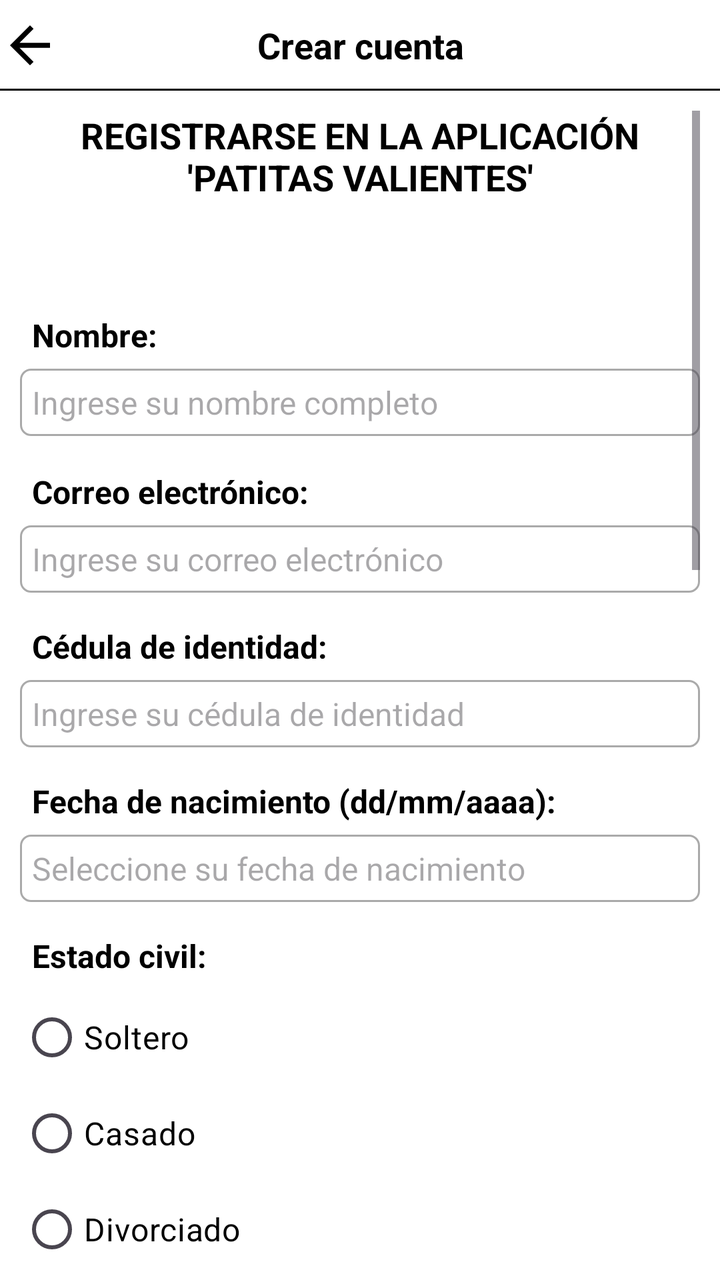
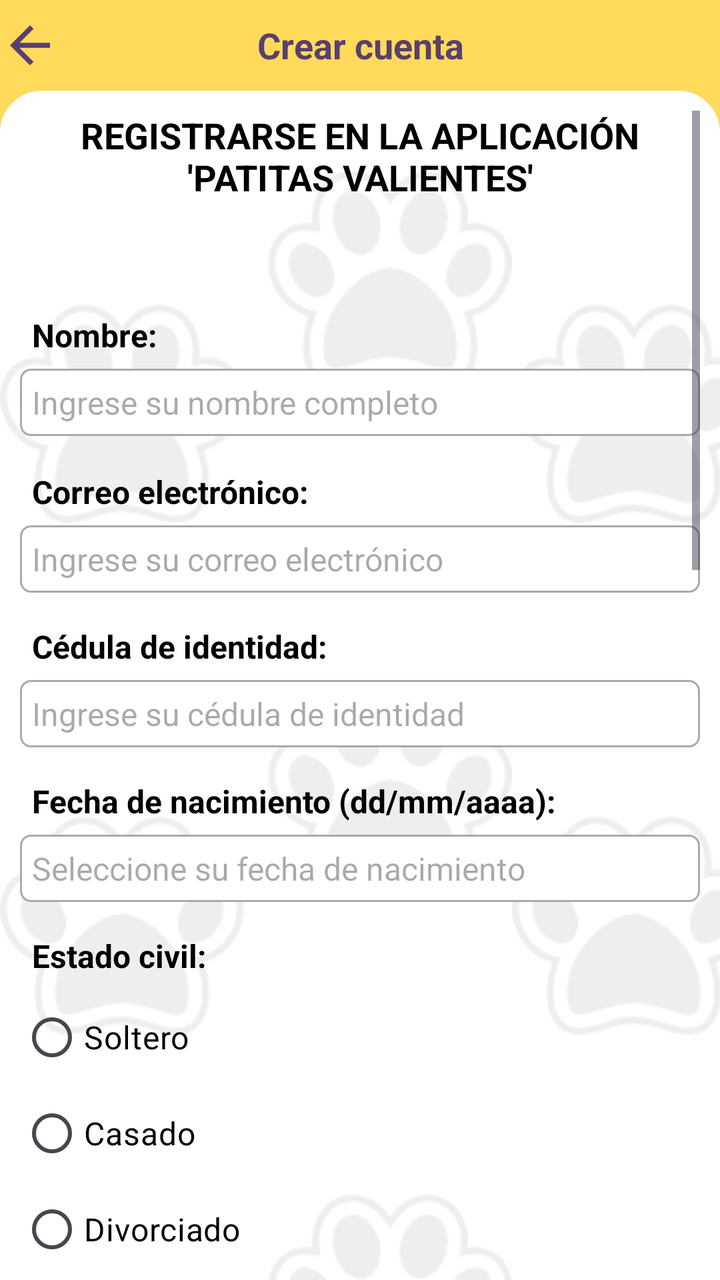

Before-and-after screenshots of an Android layout around one commit, followed by the original layout XML and the change that was made.
<!-- AndroidManifest.xml: application theme Theme.TIC_PV -->
<!-- res/layout/activity_crear_cuenta.xml -->
<?xml version="1.0" encoding="utf-8"?>
<RelativeLayout xmlns:android="http://schemas.android.com/apk/res/android"
    xmlns:app="http://schemas.android.com/apk/res-auto"
    xmlns:tools="http://schemas.android.com/tools"
    android:id="@+id/main"
    android:layout_width="match_parent"
    android:layout_height="match_parent"
    android:background="@color/white"
    android:fitsSystemWindows="true"
    android:fillViewport="true"
    android:focusableInTouchMode="true"
    tools:context=".Vista.CrearCuentaActivity">

    <RelativeLayout
        android:layout_width="match_parent"
        android:layout_height="wrap_content"
        android:id="@+id/lYSuperiorCrearCuenta"
        android:background="@color/white"
        android:orientation="horizontal">

        <ImageView
            android:layout_width="30dp"
            android:layout_height="30dp"
            android:id="@+id/iVRegresarCrearCuenta"
            android:layout_centerVertical="true"
            android:foreground="?android:attr/selectableItemBackgroundBorderless"
            android:background="@drawable/ic_retroceder"
            android:clickable="true"
            android:backgroundTint="@color/black"/>

        <TextView
            android:layout_width="match_parent"
            android:layout_height="wrap_content"
            android:id="@+id/tVTituloCrearCuenta"
            android:textSize="18sp"
            android:layout_centerVertical="true"
            android:textAlignment="center"
            android:textStyle="bold"
            android:textColor="@color/black"
            android:text="Crear cuenta"/>

        <View
            android:id="@+id/viewTituloCrearCuenta"
            android:layout_width="match_parent"
            android:layout_height="1dp"
            android:layout_marginTop="20dp"
            android:layout_below="@+id/tVTituloCrearCuenta"
            android:background="@color/black" />

    </RelativeLayout>

    <FrameLayout
        android:layout_width="match_parent"
        android:layout_height="match_parent"
        android:padding="10dp"
        android:layout_below="@+id/lYSuperiorCrearCuenta">

        <ScrollView
            android:layout_width="match_parent"
            android:layout_height="match_parent"
            android:id="@+id/scrollCrearCuenta">

            <RelativeLayout
                android:layout_width="match_parent"
                android:layout_height="wrap_content"
                android:background="@color/white">

                <TextView
                    android:id="@+id/textEncabezado"
                    android:layout_width="match_parent"
                    android:layout_height="wrap_content"
                    android:text="REGISTRARSE EN LA APLICACIÓN\n'PATITAS VALIENTES'"
                    android:textAlignment="center"
                    android:textColor="@color/black"
                    android:textAppearance="@style/TextAppearance.AppCompat.Medium"
                    android:textStyle="bold" />

                <TextView
                    android:id="@+id/textNombre"
                    android:layout_width="match_parent"
                    android:layout_height="wrap_content"
                    android:layout_below="@id/textEncabezado"
                    android:layout_marginTop="50dp"
                    android:padding="6dp"
                    android:text="Nombre:"
                    android:textColor="@color/black"
                    android:textStyle="bold"
                    android:maxLength="50"
                    android:textSize="16sp" />

                <EditText
                    android:id="@+id/nombreUsuario"
                    android:layout_width="match_parent"
                    android:layout_height="wrap_content"
                    android:layout_below="@id/textNombre"
                    android:background="@drawable/border"
                    android:ems="10"
                    android:hint="Ingrese su nombre completo"
                    android:inputType="text|textPersonName"
                    android:padding="6dp"
                    android:textSize="16sp"
                    android:maxLength="50"
                    android:digits="abcdefghijklmnopqrstuvwxyzABCDEFGHIJKLMNOPQRSTUVWXYZáéíóúÁÉÍÓÚñÑ "/>

                <TextView
                    android:id="@+id/textCorreo"
                    android:layout_width="match_parent"
                    android:layout_height="wrap_content"
                    android:layout_below="@id/nombreUsuario"
                    android:layout_marginTop="11dp"
                    android:padding="6dp"
                    android:text="Correo electrónico:"
                    android:textColor="@color/black"
                    android:textSize="16sp"
                    android:textStyle="bold" />

                <EditText
                    android:id="@+id/correoUsuario"
                    android:layout_width="match_parent"
                    android:layout_height="wrap_content"
                    android:layout_below="@id/textCorreo"
                    android:background="@drawable/border"
                    android:ems="10"
                    android:hint="Ingrese su correo electrónico"
                    android:inputType="text|textWebEmailAddress"
                    android:padding="6dp"
                    android:textSize="16sp" />

                <TextView
                    android:id="@+id/tVErrorCorreoUsuario"
                    android:layout_width="match_parent"
                    android:layout_height="wrap_content"
                    android:layout_below="@id/correoUsuario"
                    android:text="* Por favor, ingrese un correo válido"
                    android:textStyle="italic"
                    android:visibility="gone"
                    android:textColor="@android:color/holo_red_light"/>

                <TextView
                    android:id="@+id/textCedula"
                    android:layout_width="match_parent"
                    android:layout_height="wrap_content"
                    android:layout_below="@id/tVErrorCorreoUsuario"
                    android:layout_marginTop="10dp"
                    android:padding="6dp"
                    android:text="Cédula de identidad:"
                    android:textColor="@color/black"
                    android:textStyle="bold"
                    android:textSize="16sp" />

                <EditText
                    android:id="@+id/cedulaUsuario"
                    android:layout_width="match_parent"
                    android:layout_height="wrap_content"
                    android:layout_below="@id/textCedula"
                    android:background="@drawable/border"
                    android:ems="10"
                    android:hint="Ingrese su cédula de identidad"
                    android:inputType="number"
                    android:maxLength="10"
                    android:padding="6dp"
                    android:textSize="16sp" />

                <TextView
                    android:id="@+id/tVErrorCedulaUsuario"
                    android:layout_width="match_parent"
                    android:layout_height="wrap_content"
                    android:layout_below="@id/cedulaUsuario"
                    android:text="* Por favor, ingrese una cédula válida"
                    android:textStyle="italic"
                    android:visibility="gone"
                    android:textColor="@android:color/holo_red_light"/>

                <TextView
                    android:id="@+id/textFechaNac"
                    android:layout_width="match_parent"
                    android:layout_height="wrap_content"
                    android:layout_below="@id/tVErrorCedulaUsuario"
                    android:layout_marginTop="10dp"
                    android:padding="6dp"
                    android:text="Fecha de nacimiento (dd/mm/aaaa):"
                    android:textColor="@color/black"
                    android:textStyle="bold"
                    android:focusable="true"
                    android:focusableInTouchMode="true"
                    android:textSize="16sp" />

                <EditText
                    android:id="@+id/fechaNacUsuario"
                    android:layout_width="match_parent"
                    android:layout_height="wrap_content"
                    android:layout_below="@id/textFechaNac"
                    android:background="@drawable/border"
                    android:ems="10"
                    android:hint="Seleccione su fecha de nacimiento"
                    android:focusable="false"
                    android:focusableInTouchMode="false"
                    android:inputType="datetime|date"
                    android:padding="6dp"
                    android:textSize="16sp" />

                <TextView
                    android:id="@+id/textEstadoCiv"
                    android:layout_width="match_parent"
                    android:layout_height="wrap_content"
                    android:layout_below="@id/fechaNacUsuario"
                    android:layout_marginTop="10dp"
                    android:padding="6dp"
                    android:text="Estado civil:"
                    android:textColor="@color/black"
                    android:textStyle="bold"
                    android:focusable="true"
                    android:focusableInTouchMode="true"
                    android:textSize="16sp" />

                <RadioGroup
                    android:id="@+id/estadoCivOps"
                    android:layout_width="match_parent"
                    android:layout_height="wrap_content"
                    android:layout_below="@id/textEstadoCiv"
                    android:orientation="vertical">

                    <RadioButton
                        android:id="@+id/opcionSoltero"
                        android:layout_width="match_parent"
                        android:layout_height="wrap_content"
                        android:layout_weight="1"
                        android:text="Soltero"
                        android:textColor="@color/black"
                        android:textSize="16sp" />

                    <RadioButton
                        android:id="@+id/opcionCasado"
                        android:layout_width="match_parent"
                        android:layout_height="wrap_content"
                        android:layout_weight="1"
                        android:text="Casado"
                        android:textColor="@color/black"
                        android:textSize="16sp" />

                    <RadioButton
                        android:id="@+id/opcionDivorciado"
                        android:layout_width="match_parent"
                        android:layout_height="wrap_content"
                        android:layout_weight="1"
                        android:text="Divorciado"
                        android:textColor="@color/black"
                        android:textSize="16sp" />

                    <RadioButton
                        android:id="@+id/opcionViudo"
                        android:layout_width="match_parent"
                        android:layout_height="wrap_content"
                        android:layout_weight="1"
                        android:text="Viudo"
                        android:textColor="@color/black"
                        android:textSize="16sp" />

                    <RadioButton
                        android:id="@+id/opcionUnion"
                        android:layout_width="match_parent"
                        android:layout_height="wrap_content"
                        android:layout_weight="1"
                        android:text="Unión de hecho"
                        android:textColor="@color/black"
                        android:textSize="16sp" />
                </RadioGroup>

                <TextView
                    android:id="@+id/textOcupacion"
                    android:layout_width="match_parent"
                    android:layout_height="wrap_content"
                    android:layout_below="@id/estadoCivOps"
                    android:layout_marginTop="10dp"
                    android:padding="6dp"
                    android:text="Profesión/Ocupación:"
                    android:textColor="@color/black"
                    android:textStyle="bold"
                    android:textSize="16sp" />

                <EditText
                    android:id="@+id/ocupacionUsuario"
                    android:layout_width="match_parent"
                    android:layout_height="wrap_content"
                    android:layout_below="@id/textOcupacion"
                    android:background="@drawable/border"
                    android:ems="10"
                    android:hint="Ingrese su profesión/ocupación"
                    android:inputType="text"
                    android:padding="6dp"
                    android:textSize="16sp" />

                <TextView
                    android:id="@+id/textTelefono"
                    android:layout_width="match_parent"
                    android:layout_height="wrap_content"
                    android:layout_below="@id/ocupacionUsuario"
                    android:layout_marginTop="10dp"
                    android:padding="6dp"
                    android:text="Número de teléfono/celular:"
                    android:textColor="@color/black"
                    android:textStyle="bold"
                    android:textSize="16sp" />

                <EditText
                    android:id="@+id/telefonoUsuario"
                    android:layout_width="match_parent"
                    android:layout_height="wrap_content"
                    android:layout_below="@id/textTelefono"
                    android:background="@drawable/border"
                    android:ems="10"
                    android:hint="Ingrese su número de teléfono/celular"
                    android:inputType="number"
                    android:padding="6dp"
                    android:maxLength="10"
                    android:textSize="16sp" />

                <TextView
                    android:id="@+id/tVErrorTelefonoUsuario"
                    android:layout_width="match_parent"
                    android:layout_height="wrap_content"
                    android:layout_below="@id/telefonoUsuario"
                    android:text="* Por favor, ingrese un número de teléfono válido"
                    android:textStyle="italic"
                    android:visibility="gone"
                    android:textColor="@android:color/holo_red_light"/>

                <TextView
                    android:id="@+id/textInsta"
                    android:layout_width="match_parent"
                    android:layout_height="wrap_content"
                    android:layout_below="@id/tVErrorTelefonoUsuario"
                    android:layout_marginTop="10dp"
                    android:padding="6dp"
                    android:text="Usuario de Instagram (opcional):"
                    android:textColor="@color/black"
                    android:textStyle="bold"
                    android:textSize="16sp" />

                <EditText
                    android:id="@+id/instaUsuario"
                    android:layout_width="match_parent"
                    android:layout_height="wrap_content"
                    android:layout_below="@id/textInsta"
                    android:background="@drawable/border"
                    android:ems="10"
                    android:hint="Ejemplo: @patitasvalientes"
                    android:inputType="text"
                    android:padding="6dp"
                    android:textSize="16sp" />

                <TextView
                    android:id="@+id/textFB"
                    android:layout_width="match_parent"
                    android:layout_height="wrap_content"
                    android:layout_below="@id/instaUsuario"
                    android:layout_marginTop="10dp"
                    android:padding="6dp"
                    android:text="Nombre en Facebook (opcional):"
                    android:textColor="@color/black"
                    android:textStyle="bold"
                    android:textSize="16sp" />

                <EditText
                    android:id="@+id/fbUsuario"
                    android:layout_width="match_parent"
                    android:layout_height="wrap_content"
                    android:layout_below="@id/textFB"
                    android:background="@drawable/border"
                    android:ems="10"
                    android:hint="Ingrese su nombre de Facebook"
                    android:inputType="text"
                    android:padding="6dp"
                    android:textSize="16sp" />

                <TextView
                    android:id="@+id/textClave"
                    android:layout_width="match_parent"
                    android:layout_height="wrap_content"
                    android:layout_below="@id/fbUsuario"
                    android:layout_marginTop="10dp"
                    android:padding="6dp"
                    android:text="Contraseña:"
                    android:textColor="@color/black"
                    android:textStyle="bold"
                    android:textSize="16sp" />

                <TextView
                    android:id="@+id/textClaveIndic"
                    android:layout_width="match_parent"
                    android:layout_height="wrap_content"
                    android:layout_below="@id/textClave"
                    android:padding="6dp"
                    android:text="La contraseña debe contar con un mínimo de 8 caracteres, un máximo de 15 caracteres, letras mayúsculas, minúsculas, números y caracteres especiales (@,-,_,#,*)"
                    android:textColor="@color/black"
                    android:textStyle="italic"
                    android:textSize="14sp" />

                <EditText
                    android:id="@+id/claveUsuario"
                    android:layout_width="match_parent"
                    android:layout_height="wrap_content"
                    android:layout_below="@id/textClaveIndic"
                    android:layout_alignParentStart="true"
                    android:layout_toEndOf="@+id/iVVerClaveCrearCuenta"
                    android:layout_toStartOf="@+id/iVVerClaveCrearCuenta"
                    android:background="@drawable/border"
                    android:ems="10"
                    android:hint="Ejemplo: Hola@1234"
                    android:inputType="text|textPassword"
                    android:layout_marginBottom="10dp"
                    android:padding="6dp"
                    android:maxLength="15"
                    android:textSize="16sp" />

                <ImageView
                    android:layout_width="30dp"
                    android:layout_height="30dp"
                    android:layout_marginRight="10dp"
                    android:layout_alignParentEnd="true"
                    android:layout_marginStart="10dp"
                    android:layout_below="@+id/textClaveIndic"
                    android:id="@+id/iVVerClaveCrearCuenta"/>

                <TextView
                    android:id="@+id/tVMaxCaracteres"
                    android:layout_width="match_parent"
                    android:layout_height="wrap_content"
                    android:layout_below="@id/claveUsuario"
                    android:text="✔ Al menos 8 caracteres"
                    android:textColor="@android:color/holo_red_light" />

                <TextView
                    android:id="@+id/tVMinusculas"
                    android:layout_width="match_parent"
                    android:layout_height="wrap_content"
                    android:layout_below="@+id/tVMaxCaracteres"
                    android:text="✔ Al menos una letra minúscula"
                    android:textColor="@android:color/holo_red_light" />

                <TextView
                    android:id="@+id/tVMayusculas"
                    android:layout_width="match_parent"
                    android:layout_height="wrap_content"
                    android:layout_below="@+id/tVMinusculas"
                    android:text="✔ Al menos una letra mayúscula"
                    android:textColor="@android:color/holo_red_light" />

                <TextView
                    android:id="@+id/tVNumero"
                    android:layout_width="match_parent"
                    android:layout_height="wrap_content"
                    android:layout_below="@+id/tVMayusculas"
                    android:text="✔ Al menos un número"
                    android:textColor="@android:color/holo_red_light" />

                <TextView
                    android:id="@+id/tVCaracterEspecial"
                    android:layout_width="match_parent"
                    android:layout_height="wrap_content"
                    android:layout_below="@+id/tVNumero"
                    android:text="✔ Al menos un carácter especial"
                    android:textColor="@android:color/holo_red_light" />

                <TextView
                    android:id="@+id/textClaveConfir"
                    android:layout_width="match_parent"
                    android:layout_height="wrap_content"
                    android:layout_below="@id/tVCaracterEspecial"
                    android:layout_marginTop="10dp"
                    android:padding="6dp"
                    android:text="Confirmación de contraseña:"
                    android:textColor="@color/black"
                    android:textStyle="bold"
                    android:textSize="16sp" />

                <EditText
                    android:id="@+id/claveUsuarioConfir"
                    android:layout_width="match_parent"
                    android:layout_height="wrap_content"
                    android:layout_below="@id/textClaveConfir"
                    android:layout_alignParentStart="true"
                    android:layout_toEndOf="@+id/iVVerConfirCrearCuenta"
                    android:layout_toStartOf="@+id/iVVerConfirCrearCuenta"
                    android:background="@drawable/border"
                    android:ems="10"
                    android:hint="Vuelva a ingresar su contraseña"
                    android:inputType="text|textPassword"
                    android:padding="6dp"
                    android:maxLength="15"
                    android:textSize="16sp" />

                <ImageView
                    android:layout_width="30dp"
                    android:layout_height="30dp"
                    android:layout_marginRight="10dp"
                    android:layout_alignParentEnd="true"
                    android:layout_marginStart="10dp"
                    android:layout_below="@+id/textClaveConfir"
                    android:id="@+id/iVVerConfirCrearCuenta"/>

                <TextView
                    android:id="@+id/tVErrorConfirClave"
                    android:layout_width="match_parent"
                    android:layout_height="wrap_content"
                    android:layout_below="@id/claveUsuarioConfir"
                    android:text="* Las contraseñas no coinciden"
                    android:textStyle="italic"
                    android:visibility="gone"
                    android:textColor="@android:color/holo_red_light"/>

                <Button
                    android:id="@+id/btnSiguienteReg"
                    android:layout_width="wrap_content"
                    android:layout_height="wrap_content"
                    android:layout_below="@id/tVErrorConfirClave"
                    android:layout_marginTop="30dp"
                    android:layout_marginBottom="30dp"
                    android:layout_centerHorizontal="true"
                    android:text="SIGUIENTE"
                    android:textStyle="bold"
                    android:textSize="12sp" />

                <ProgressBar
                    android:id="@+id/barraProgresoCrearCuentaUsuario"
                    android:layout_width="match_parent"
                    android:layout_height="match_parent"
                    style="?android:attr/progressBarStyleLarge"
                    android:layout_centerHorizontal="true"
                    android:layout_above="@+id/btnSiguienteReg"
                    android:layout_marginBottom="16dp"
                    android:elevation="10dp"
                    android:visibility="gone"/>


            </RelativeLayout>

        </ScrollView>

    </FrameLayout>


</RelativeLayout>
<!-- resources referenced by this layout -->
<resources>
  <color name="black">#FF000000</color>
  <color name="white">#FFFFFFFF</color>
  <!-- drawable border (drawable) -->
  <?xml version="1.0" encoding="utf-8"?>
  <shape xmlns:android="http://schemas.android.com/apk/res/android">
      
      <solid android:color="#FFFFFF"/>
  
      
      <stroke android:width="1dp" android:color="#AAAAAA"/>
  
      
      <corners android:radius="5dp"/>
  </shape>
  <!-- drawable ic_retroceder (drawable) -->
  <vector xmlns:android="http://schemas.android.com/apk/res/android" android:autoMirrored="true" android:height="24dp" android:tint="#FFFFFF" android:viewportHeight="24" android:viewportWidth="24" android:width="24dp">
        
      <path android:fillColor="@android:color/white" android:pathData="M20,11H7.83l5.59,-5.59L12,4l-8,8 8,8 1.41,-1.41L7.83,13H20v-2z"/>
      
  </vector>
  <style name="Theme.TIC_PV" parent="Base.Theme.TIC_PV" />
  <style name="Base.Theme.TIC_PV" parent="Theme.Material3.DayNight.NoActionBar">
          
          
  
  
  
  
  
  
  
  
      </style>
</resources>

<!-- the commit's change to res/layout/activity_crear_cuenta.xml (unified diff, before → after) -->
@@ -5,7 +5,7 @@
     android:id="@+id/main"
     android:layout_width="match_parent"
     android:layout_height="match_parent"
-    android:background="@color/white"
+    android:background="@color/yellow"
     android:fitsSystemWindows="true"
     android:fillViewport="true"
     android:focusableInTouchMode="true"
@@ -15,7 +15,7 @@
         android:layout_width="match_parent"
         android:layout_height="wrap_content"
         android:id="@+id/lYSuperiorCrearCuenta"
-        android:background="@color/white"
+        android:background="@color/yellow"
         android:orientation="horizontal">
 
         <ImageView
@@ -26,7 +26,7 @@
             android:foreground="?android:attr/selectableItemBackgroundBorderless"
             android:background="@drawable/ic_retroceder"
             android:clickable="true"
-            android:backgroundTint="@color/black"/>
+            android:backgroundTint="@color/lila"/>
 
         <TextView
             android:layout_width="match_parent"
@@ -36,7 +36,7 @@
             android:layout_centerVertical="true"
             android:textAlignment="center"
             android:textStyle="bold"
-            android:textColor="@color/black"
+            android:textColor="@color/lila"
             android:text="Crear cuenta"/>
 
         <View
@@ -45,13 +45,14 @@
             android:layout_height="1dp"
             android:layout_marginTop="20dp"
             android:layout_below="@+id/tVTituloCrearCuenta"
-            android:background="@color/black" />
+            android:background="@color/yellow" />
 
     </RelativeLayout>
 
     <FrameLayout
         android:layout_width="match_parent"
         android:layout_height="match_parent"
+        android:background="@drawable/bordes_fragment"
         android:padding="10dp"
         android:layout_below="@+id/lYSuperiorCrearCuenta">
 
@@ -62,8 +63,7 @@
 
             <RelativeLayout
                 android:layout_width="match_parent"
-                android:layout_height="wrap_content"
-                android:background="@color/white">
+                android:layout_height="wrap_content">
 
                 <TextView
                     android:id="@+id/textEncabezado"
<!-- resource entries referenced after the edit -->
@@ -1,7 +1,8 @@
 <!-- resources referenced by this layout -->
 <resources>
   <color name="black">#FF000000</color>
-  <color name="white">#FFFFFFFF</color>
+  <color name="lila">#593f6f</color>
+  <color name="yellow">#ffda5b</color>
   <!-- drawable border (drawable) -->
   <?xml version="1.0" encoding="utf-8"?>
   <shape xmlns:android="http://schemas.android.com/apk/res/android">
@@ -14,6 +15,37 @@
       
       <corners android:radius="5dp"/>
   </shape>
+  <!-- drawable bordes_fragment (drawable) -->
+  <?xml version="1.0" encoding="utf-8"?>
+  <layer-list xmlns:android="http://schemas.android.com/apk/res/android">
+  
+      
+      <item>
+          <shape android:shape="rectangle">
+              <solid android:color="#FFFFFF" />
+  
+              
+              <corners
+                  android:topLeftRadius="20dp"
+                  android:topRightRadius="20dp" />
+  
+              <stroke
+                  android:width="2dp"
+                  android:color="#FFFFFF" />
+          </shape>
+      </item>
+  
+      
+      <item>
+          <bitmap
+              android:src="@drawable/huellitas"
+              android:tileMode="repeat"
+              android:gravity="center"
+              android:tint="@android:color/darker_gray"
+              android:alpha="0.2"/> 
+      </item>
+  
+  </layer-list>
   <!-- drawable ic_retroceder (drawable) -->
   <vector xmlns:android="http://schemas.android.com/apk/res/android" android:autoMirrored="true" android:height="24dp" android:tint="#FFFFFF" android:viewportHeight="24" android:viewportWidth="24" android:width="24dp">
         
@@ -21,6 +53,7 @@
       
   </vector>
   <style name="Theme.TIC_PV" parent="Base.Theme.TIC_PV" />
+  <!-- drawable huellitas: png bitmap (drawable, 6949 bytes) -->
   <style name="Base.Theme.TIC_PV" parent="Theme.Material3.DayNight.NoActionBar">
           
           
